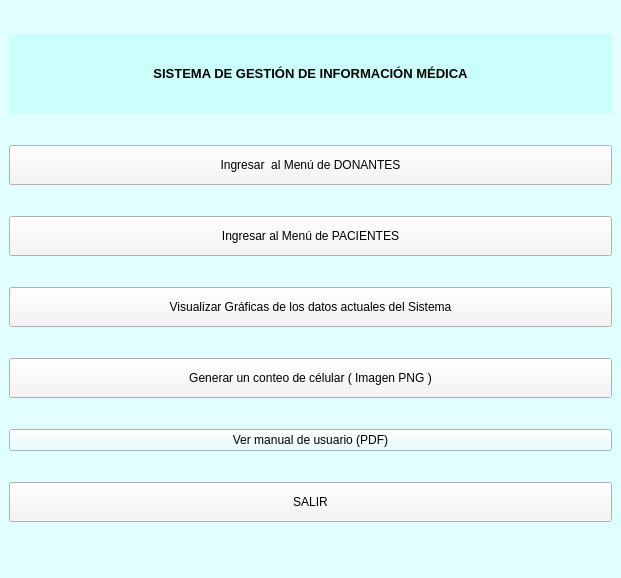
Before: the Qt Designer form menu_principal.ui in mcewenar/PROY_FINAL_BIOING_II, drawn with Qt 5.
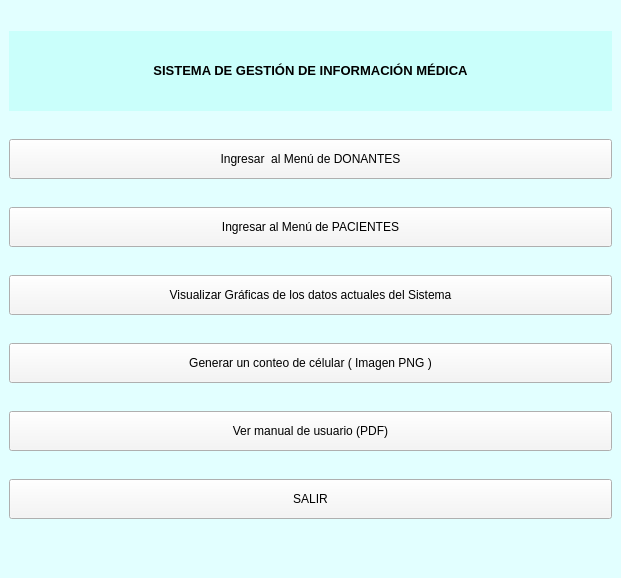
After: the same form once the commit is applied.

```diff
--- a/menu_principal.ui
+++ b/menu_principal.ui
@@ -100,6 +100,18 @@
     </item>
     <item row="8" column="0">
      <widget class="QPushButton" name="BotonVerManual">
+      <property name="enabled">
+       <bool>true</bool>
+      </property>
+      <property name="minimumSize">
+       <size>
+        <width>40</width>
+        <height>40</height>
+       </size>
+      </property>
+      <property name="styleSheet">
+       <string notr="true">background-color: rgb(245, 245, 245);</string>
+      </property>
       <property name="text">
        <string>Ver manual de usuario (PDF)</string>
       </property>
```
